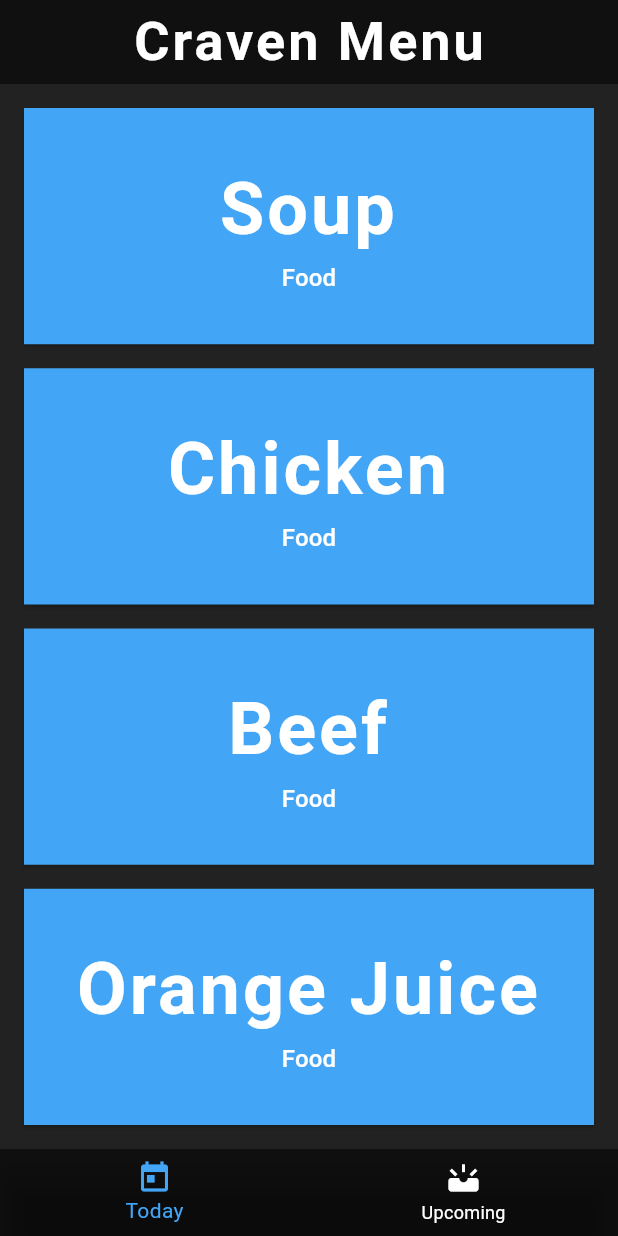
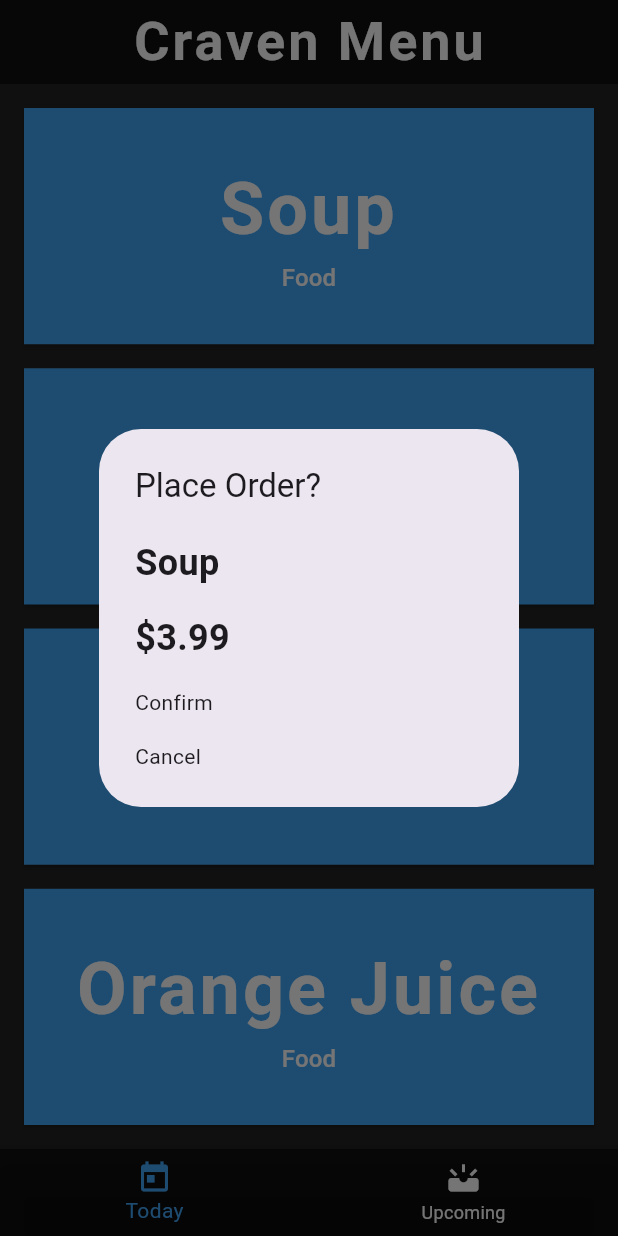
Before and after one commit to Shuflduf/JCS-Cravens, a Flutter app: the screen it shows after launch, after a tap on "Soup", on a phone screen of 412 x 824 dp. Run offline on Flutter 3.47's test engine with Material 3 defaults, Android fonts, the phone set to English and light mode, and no system bars; drawn by our look-alikes of auto_size_text; Roboto replaces fonts that are missing (RobotoMono).

Commit message:
popup when button

```diff
--- a/frontend/lib/menu_item.dart
+++ b/frontend/lib/menu_item.dart
@@ -1,5 +1,6 @@
 import 'package:auto_size_text/auto_size_text.dart';
 import 'package:flutter/material.dart';
+import 'package:frontend/place_order_prompt.dart';
 
 class MenuItem extends StatefulWidget {
   const MenuItem(
@@ -27,7 +28,16 @@ class MenuItemState extends State<MenuItem> {
             disabledBackgroundColor: Colors.blue[800],
             shape: const LinearBorder(),
           ),
-          onPressed: (widget.enabled ? (() {}) : (null)),
+          onPressed: (widget.enabled
+            ? (() {
+              showDialog(
+                context: context,
+                builder: (BuildContext context) {
+                  return OrderPrompt(menuReference: widget);
+                },
+              );
+            })
+            : (null)),
           child: Center(
             child: Column(
               mainAxisAlignment: MainAxisAlignment.center,
--- /dev/null
+++ b/frontend/lib/place_order_prompt.dart
@@ -0,0 +1,51 @@
+import 'package:flutter/material.dart';
+import 'package:frontend/menu_item.dart';
+
+// ignore: must_be_immutable
+class OrderPrompt extends StatefulWidget {
+  OrderPrompt({super.key, required this.menuReference});
+
+  MenuItem menuReference;
+
+  @override
+  State<OrderPrompt> createState() => _OrderPromptState();
+}
+
+class _OrderPromptState extends State<OrderPrompt> {
+  @override
+  Widget build(BuildContext context) {
+    return SimpleDialog(
+      title: const Text("Place Order?"),
+      children: [
+        SimpleDialogOption(
+          child: Text(
+            widget.menuReference.content,
+            style: const TextStyle(
+              fontWeight: FontWeight.bold,
+              fontSize: 24.0,
+            ),
+          )
+        ),
+        const SimpleDialogOption(
+          child: Text(
+            "\$3.99",
+            style: TextStyle(
+              fontWeight: FontWeight.bold,
+              fontSize: 24.0,
+            ),
+          )
+        ),
+        SimpleDialogOption(
+          onPressed: () {},
+          child: const Text("Confirm"),
+        ),
+        SimpleDialogOption(
+          onPressed: () {
+            Navigator.pop(context);
+          },
+          child: const Text("Cancel"),
+        ),
+      ],
+    );
+  }
+}
```
